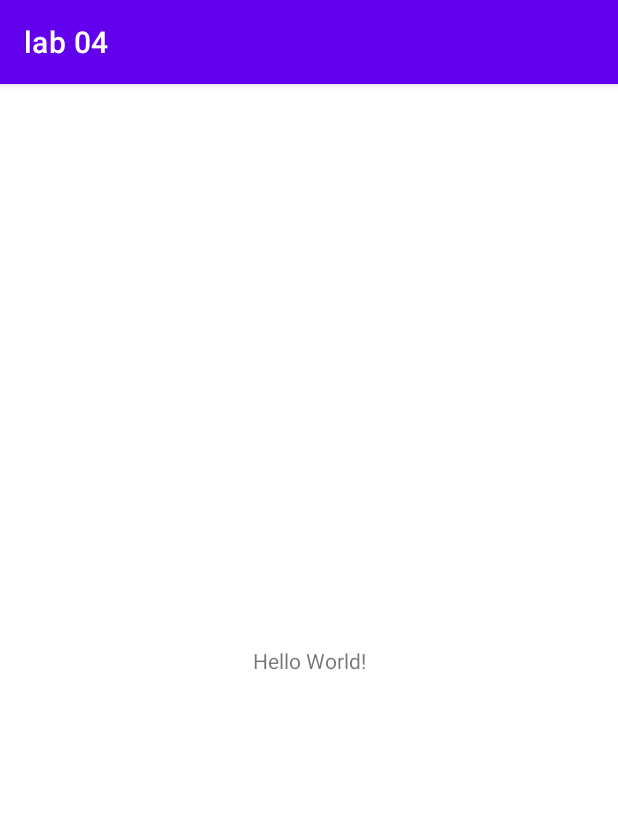
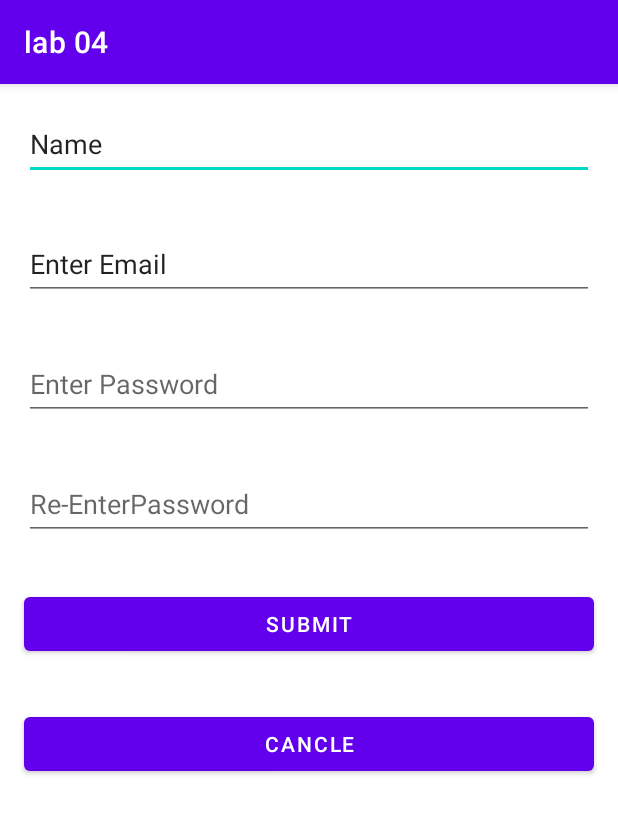
Before and after one commit to IT21160370/mad-lab-04, an Android app: the screen it shows after launch (MainActivity), on a phone screen of 412 x 824 dp. Shown: the top 814 px of the screen. Run offline under Robolectric (Android 15) with nearby library versions, the phone set to English and light mode, and no system bars.

Commit message:
first commit

```diff
--- a/app/src/main/res/layout/activity_main.xml
+++ b/app/src/main/res/layout/activity_main.xml
@@ -1,18 +1,78 @@
 <?xml version="1.0" encoding="utf-8"?>
-<androidx.constraintlayout.widget.ConstraintLayout xmlns:android="http://schemas.android.com/apk/res/android"
+<LinearLayout xmlns:android="http://schemas.android.com/apk/res/android"
     xmlns:app="http://schemas.android.com/apk/res-auto"
     xmlns:tools="http://schemas.android.com/tools"
     android:layout_width="match_parent"
     android:layout_height="match_parent"
-    tools:context=".MainActivity">
+    android:orientation="vertical"
+    tools:context=".MainActivity" >
 
-    <TextView
-        android:layout_width="wrap_content"
+    <EditText
+        android:id="@+id/editTextTextPersonName5"
+        android:layout_width="match_parent"
+        android:layout_height="48dp"
+        android:layout_marginLeft="16dp"
+        android:layout_marginTop="16dp"
+        android:layout_marginRight="16dp"
+        android:layout_marginBottom="16dp"
+        android:ems="10"
+        android:inputType="textPersonName"
+        android:text="@string/name" />
+
+    <EditText
+        android:id="@+id/editTextTextEmailAddress"
+        android:layout_width="match_parent"
+        android:layout_height="48dp"
+        android:layout_marginLeft="16dp"
+        android:layout_marginTop="16dp"
+        android:layout_marginRight="16dp"
+        android:layout_marginBottom="16dp"
+        android:ems="10"
+        android:inputType="textEmailAddress"
+        android:text="@string/EnterEmail01" />
+
+    <EditText
+        android:id="@+id/editTextTextPassword"
+        android:layout_width="match_parent"
+        android:layout_height="48dp"
+        android:layout_marginLeft="16dp"
+        android:layout_marginTop="16dp"
+        android:layout_marginRight="16dp"
+        android:layout_marginBottom="16dp"
+        android:ems="10"
+        android:hint="@string/EnterPassword"
+        android:inputType="textPassword" />
+
+    <EditText
+        android:id="@+id/editTextTextPassword2"
+        android:layout_width="match_parent"
+        android:layout_height="48dp"
+        android:layout_marginLeft="16dp"
+        android:layout_marginTop="16dp"
+        android:layout_marginRight="16dp"
+        android:layout_marginBottom="16dp"
+        android:ems="10"
+        android:hint="@string/EnterPasswordre"
+        android:inputType="textPassword" />
+
+    <Button
+        android:id="@+id/button"
+        android:layout_width="match_parent"
         android:layout_height="wrap_content"
-        android:text="Hello World!"
-        app:layout_constraintBottom_toBottomOf="parent"
-        app:layout_constraintEnd_toEndOf="parent"
-        app:layout_constraintStart_toStartOf="parent"
-        app:layout_constraintTop_toTopOf="parent" />
+        android:layout_marginLeft="16dp"
+        android:layout_marginTop="16dp"
+        android:layout_marginRight="16dp"
+        android:layout_marginBottom="16dp"
+        android:text="@string/Submit" />
 
-</androidx.constraintlayout.widget.ConstraintLayout>
+    <Button
+        android:id="@+id/button2"
+        android:layout_width="match_parent"
+        android:layout_height="wrap_content"
+        android:layout_marginLeft="16dp"
+        android:layout_marginTop="16dp"
+        android:layout_marginRight="16dp"
+        android:layout_marginBottom="16dp"
+        android:text="@string/CANCLE" />
+
+</LinearLayout>
--- a/app/src/main/res/values/strings.xml
+++ b/app/src/main/res/values/strings.xml
@@ -1,3 +1,10 @@
 <resources>
     <string name="app_name">lab 04</string>
+    <string name="name">Name</string>
+    <string name="EnterEmail">EnterEmail</string>
+    <string name="EnterEmail01">Enter Email</string>
+    <string name="EnterPassword">Enter Password</string>
+    <string name="EnterPasswordre">Re-EnterPassword</string>
+    <string name="Submit">SUBMIT</string>
+    <string name="CANCLE">CAncle</string>
 </resources>
```
